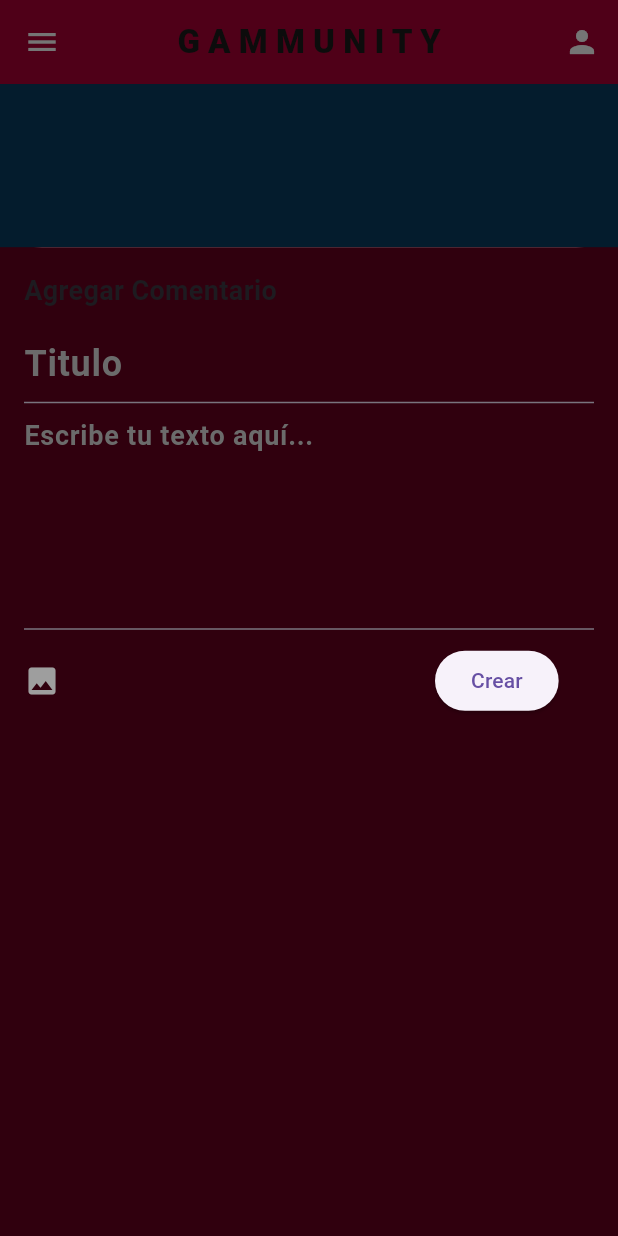
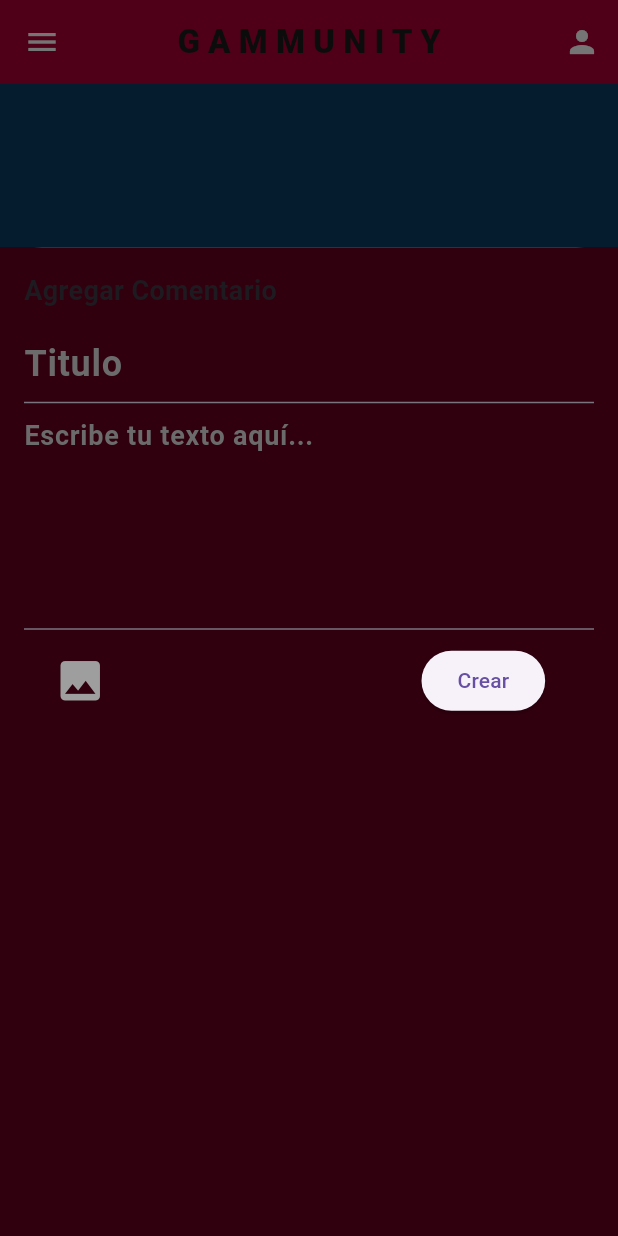
Before and after one commit to RicardoMolinaCoronel/frontLP2, a Flutter app: the screen it shows after launch, item 3 of the bottom bar chosen, after a tap on "Crear Evento", on a phone screen of 412 x 824 dp. Run offline on Flutter 3.47's test engine with Material 2 defaults, Android fonts, the phone set to English and light mode, and no system bars; network calls fail.

Commit message:
event creator last steps

```diff
--- a/lib/presentation/views/create_view.dart
+++ b/lib/presentation/views/create_view.dart
@@ -119,10 +119,12 @@ class _CreateViewState extends State<CreateView> {
                               ),
                               SizedBox(height: 10),
                               Row(children: [
+                                SizedBox(width: 20),
                                 GestureDetector(
                                   child: Icon(
                                     Icons.image,
                                     color: Colors.grey,
+                                    size: 35,
                                   ),
                                   onTap: () {
                                     setState(() {
@@ -130,7 +132,7 @@ class _CreateViewState extends State<CreateView> {
                                     });
                                   },
                                 ),
-                                SizedBox(width: 250),
+                                SizedBox(width: 210),
                                 ElevatedButton(
                                   onPressed: () {
                                     // Lógica para guardar el comentario
```
